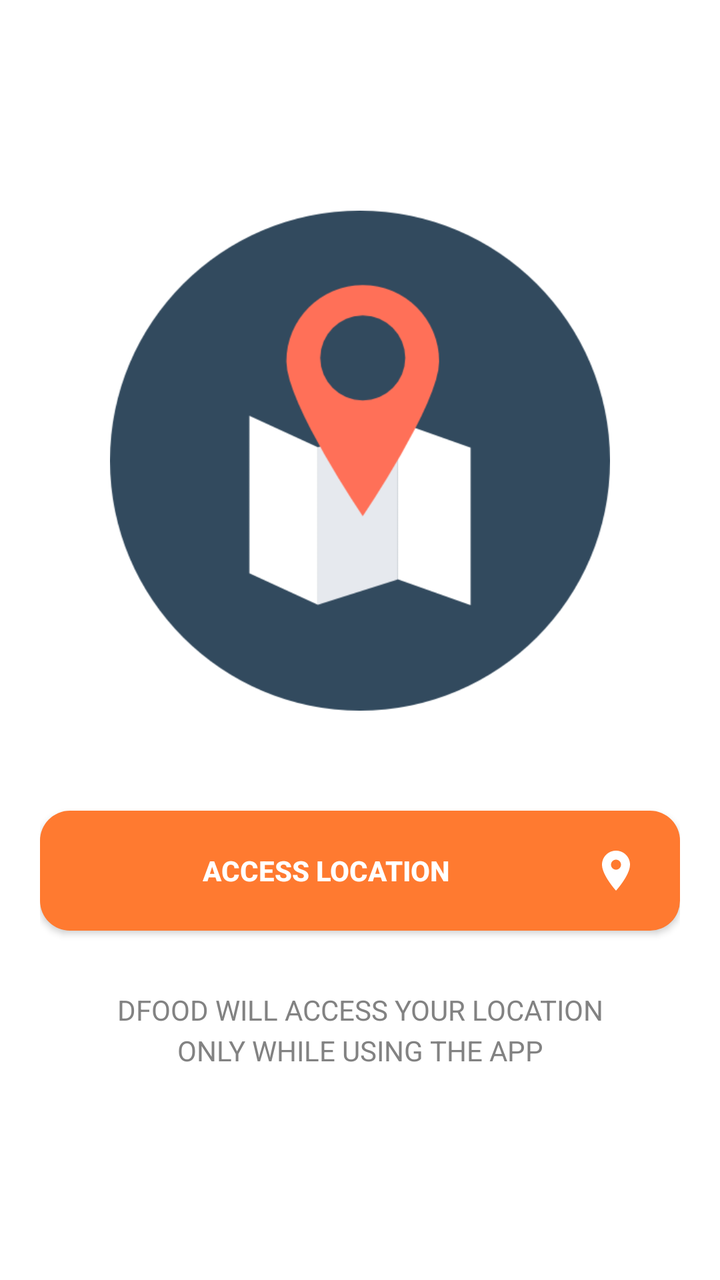
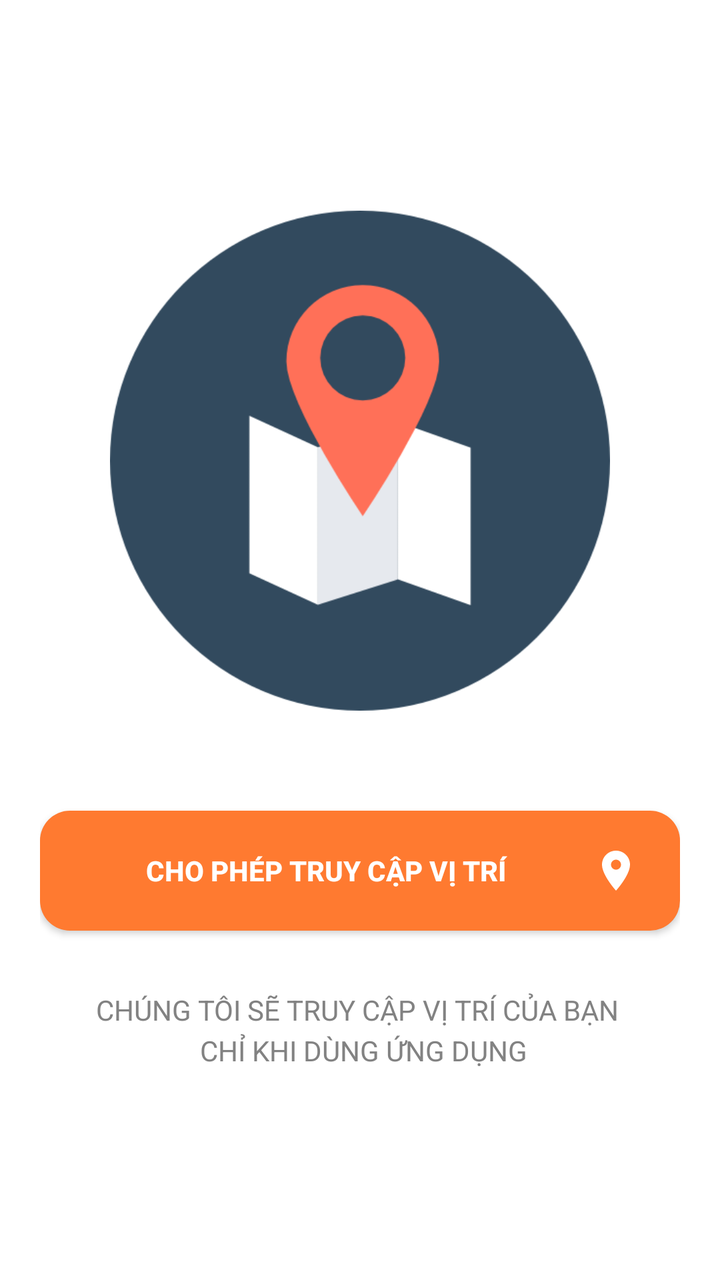

Screens rendered from an Android XML layout before and after an edit, with the pre-edit source and the edit as a unified diff.
<!-- AndroidManifest.xml: application theme Theme.NHOM33 -->
<!-- res/layout/activity_location.xml -->
<?xml version="1.0" encoding="utf-8"?>
<LinearLayout xmlns:android="http://schemas.android.com/apk/res/android"
    android:layout_width="match_parent"
    android:layout_height="match_parent"
    android:orientation="vertical"
    android:gravity="center"
    android:padding="20dp"
    android:background="#FFFFFF">

    
    <ImageView
        android:id="@+id/imgLocationIllustration"
        android:layout_width="250dp"
        android:layout_height="250dp"
        android:src="@drawable/location_map_circle"
        android:scaleType="fitCenter"
        android:layout_marginBottom="50dp"/>

    
    <androidx.appcompat.widget.AppCompatButton
        android:id="@+id/btnAccessLocation"
        android:layout_width="match_parent"
        android:layout_height="60dp"
        android:text="ACCESS LOCATION"
        android:textColor="#FFFFFF"
        android:textStyle="bold"
        android:background="@drawable/bg_orange_button"
        android:drawableEnd="@drawable/ic_location_white"
        android:paddingEnd="20dp"
        android:paddingStart="20dp"
        android:drawablePadding="10dp" />

    
    <TextView
        android:layout_width="wrap_content"
        android:layout_height="wrap_content"
        android:layout_marginTop="30dp"
        android:text="DFOOD WILL ACCESS YOUR LOCATION\nONLY WHILE USING THE APP"
        android:textAlignment="center"
        android:textColor="#828282"
        android:textSize="14sp"
        android:lineSpacingExtra="4dp" />

</LinearLayout>
<!-- resources referenced by this layout -->
<resources>
  <!-- drawable bg_orange_button (drawable) -->
  <shape xmlns:android="http://schemas.android.com/apk/res/android">
      <solid android:color="#FF7A30" /> 
      <corners android:radius="15dp" />
  </shape>
  <!-- drawable ic_location_white (drawable) -->
  <vector xmlns:android="http://schemas.android.com/apk/res/android" android:height="24dp" android:tint="#FFFFFF" android:viewportHeight="24" android:viewportWidth="24" android:width="24dp">
        
      <path android:fillColor="@android:color/white" android:pathData="M12,2C8.13,2 5,5.13 5,9c0,5.25 7,13 7,13s7,-7.75 7,-13c0,-3.87 -3.13,-7 -7,-7zM12,11.5c-1.38,0 -2.5,-1.12 -2.5,-2.5s1.12,-2.5 2.5,-2.5 2.5,1.12 2.5,2.5 -1.12,2.5 -2.5,2.5z"/>
      
  </vector>
  <!-- drawable location_map_circle: png bitmap (drawable, 15500 bytes) -->
  <style name="Theme.NHOM33" parent="Base.Theme.NHOM33" />
  <style name="Base.Theme.NHOM33" parent="Theme.Material3.DayNight.NoActionBar">
          
          
      </style>
</resources>

<!-- the commit's change to res/layout/activity_location.xml (unified diff, before → after) -->
@@ -21,7 +21,7 @@
         android:id="@+id/btnAccessLocation"
         android:layout_width="match_parent"
         android:layout_height="60dp"
-        android:text="ACCESS LOCATION"
+        android:text="CHO PHÉP TRUY CẬP VỊ TRÍ"
         android:textColor="#FFFFFF"
         android:textStyle="bold"
         android:background="@drawable/bg_orange_button"
@@ -35,7 +35,7 @@
         android:layout_width="wrap_content"
         android:layout_height="wrap_content"
         android:layout_marginTop="30dp"
-        android:text="DFOOD WILL ACCESS YOUR LOCATION\nONLY WHILE USING THE APP"
+        android:text="CHÚNG TÔI SẼ TRUY CẬP VỊ TRÍ CỦA BẠN \n CHỈ KHI DÙNG ỨNG DỤNG"
         android:textAlignment="center"
         android:textColor="#828282"
         android:textSize="14sp"
